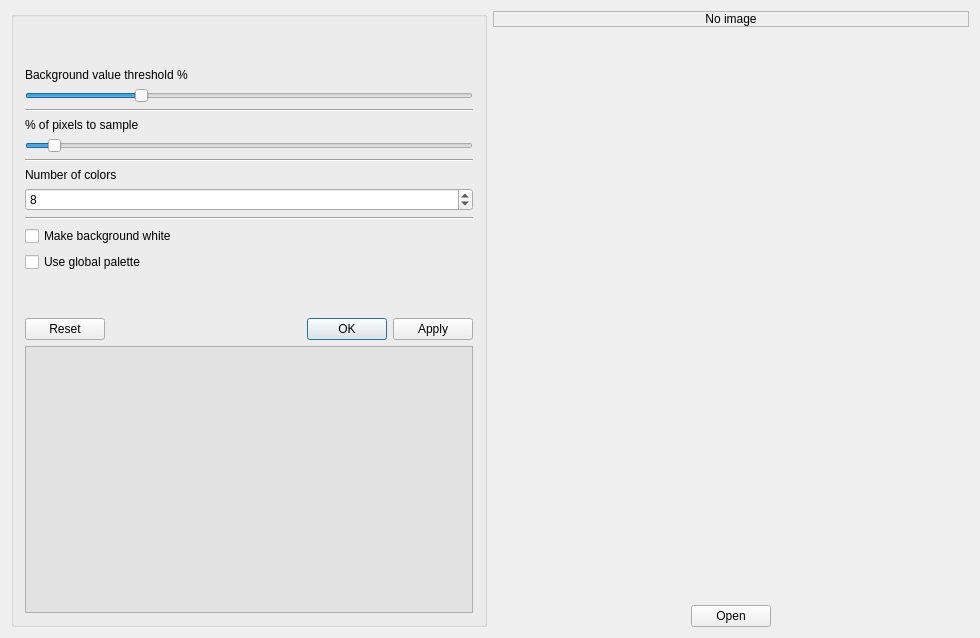
Old version of the form noteshrinkdialog.ui in the repository clapautius/noteshrink-qt.
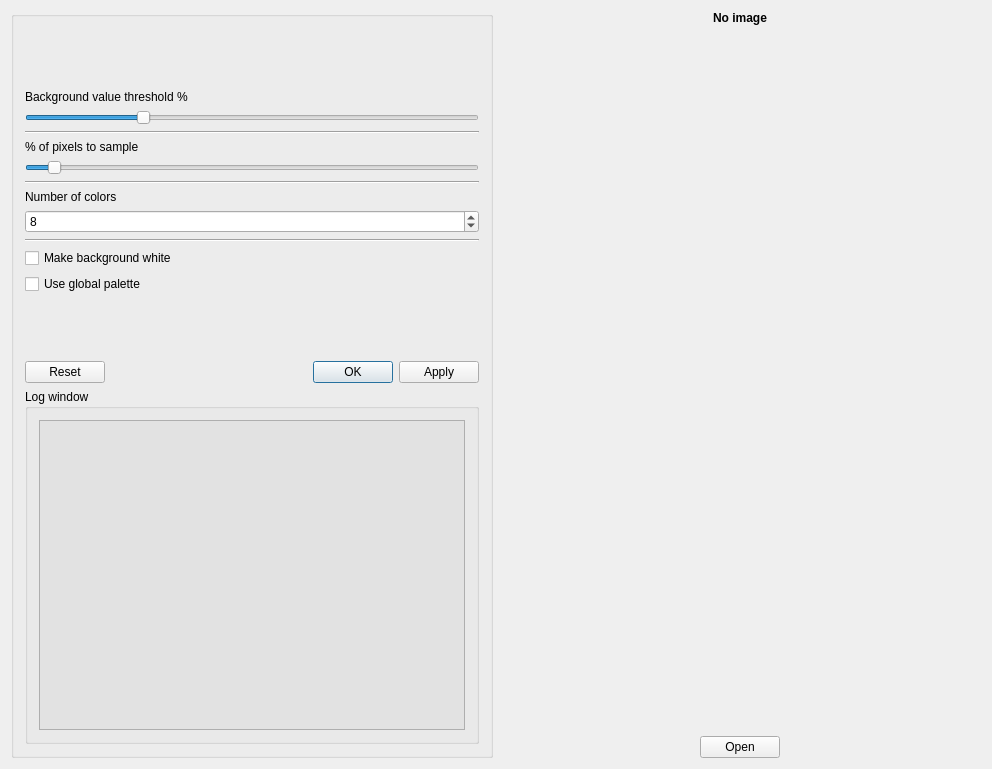
New version of the form.

The edit to the form file:
```diff
--- a/noteshrinkdialog.ui
+++ b/noteshrinkdialog.ui
@@ -6,8 +6,8 @@
    <rect>
     <x>0</x>
     <y>0</y>
-    <width>980</width>
-    <height>638</height>
+    <width>992</width>
+    <height>769</height>
    </rect>
   </property>
   <property name="windowTitle">
@@ -147,6 +147,12 @@
        </layout>
       </item>
       <item>
+       <widget class="QGroupBox" name="groupBox_2">
+        <property name="title">
+         <string>Log window</string>
+        </property>
+        <layout class="QVBoxLayout" name="verticalLayout_13">
+         <item>
        <widget class="QPlainTextEdit" name="m_log_window">
         <property name="acceptDrops">
          <bool>false</bool>
@@ -156,6 +162,12 @@
         </property>
        </widget>
       </item>
+         <item>
+          <layout class="QVBoxLayout" name="verticalLayout_12"/>
+         </item>
+        </layout>
+       </widget>
+      </item>
      </layout>
     </widget>
    </item>
@@ -171,11 +183,14 @@
            <verstretch>0</verstretch>
           </sizepolicy>
          </property>
+         <property name="styleSheet">
+          <string notr="true">font-weight: bold;</string>
+         </property>
          <property name="frameShape">
-          <enum>QFrame::StyledPanel</enum>
+          <enum>QFrame::NoFrame</enum>
          </property>
          <property name="frameShadow">
-          <enum>QFrame::Raised</enum>
+          <enum>QFrame::Plain</enum>
          </property>
          <property name="text">
           <string>No image</string>
```
Left out of the diff: 4 changed lines with no effect on the pictures. Lines whose indentation alone changed are shown as unchanged.
